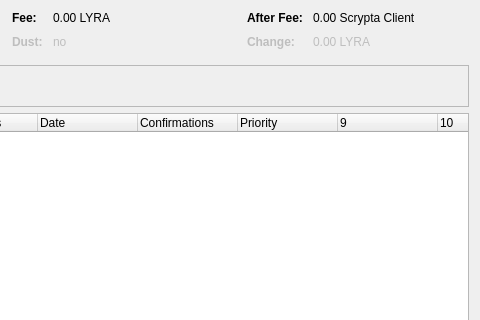
Above: src/qt/forms/coincontroldialog.ui from scryptachain/scrypta before the change; both pictures show x 474 to 954 and y 0 to 320 of the 954 by 500 pixel window. Below: the same form after it.
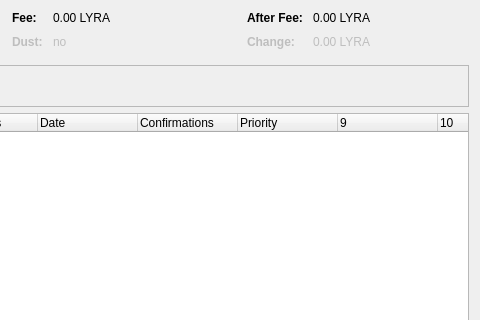
That is the form after the change. Custom widgets are drawn as their Qt base class.

What changed in the file:
```diff
--- a/src/qt/forms/coincontroldialog.ui
+++ b/src/qt/forms/coincontroldialog.ui
@@ -286,7 +286,7 @@
           <enum>Qt::ActionsContextMenu</enum>
          </property>
          <property name="text">
-          <string notr="true">0.00 Scrypta Client</string>
+          <string notr="true">0.00 LYRA</string>
          </property>
          <property name="textInteractionFlags">
           <set>Qt::LinksAccessibleByMouse|Qt::TextSelectableByKeyboard|Qt::TextSelectableByMouse</set>
```
